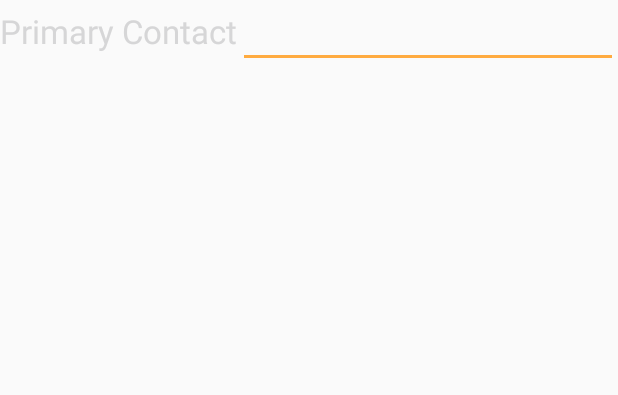
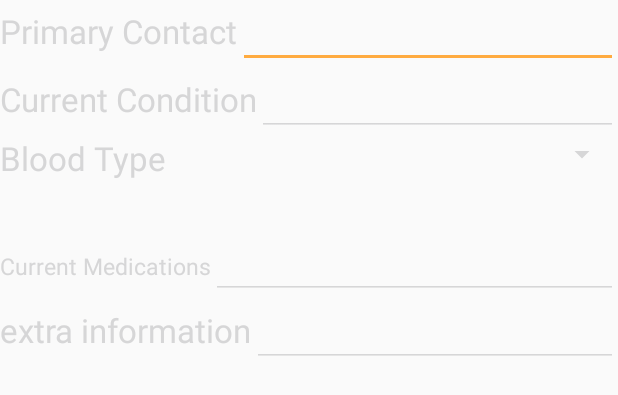
Before and after one commit to abdu355/Enqath, an Android app: the layout activity_medical.xml on its own in the app's theme, with its tools: preview values and no code run, on a phone screen of 412 x 824 dp. Shown: the top 395 px of the screen. Run offline under Robolectric (Android 15) with nearby library versions, the light colour scheme and no system bars.

Commit message:
medical profile activity created, medical info added to the user class

```diff
--- a/app/src/main/res/layout/activity_medical.xml
+++ b/app/src/main/res/layout/activity_medical.xml
@@ -25,5 +25,77 @@
 
     <TableRow
         android:layout_width="match_parent"
-        android:layout_height="match_parent"></TableRow>
+        android:layout_height="wrap_content">
+
+        <TextView
+            android:layout_width="wrap_content"
+            android:layout_height="wrap_content"
+            android:textAppearance="?android:attr/textAppearanceLarge"
+            android:text="Current Condition"
+            android:id="@+id/textView24" />
+
+        <EditText
+            android:layout_width="match_parent"
+            android:layout_height="wrap_content"
+            android:id="@+id/editText6" />
+    </TableRow>
+
+    <TableRow
+        android:layout_width="match_parent"
+        android:layout_height="63dp"
+        android:layout_gravity="center_horizontal">
+
+        <TextView
+            android:layout_width="wrap_content"
+            android:layout_height="wrap_content"
+            android:textAppearance="?android:attr/textAppearanceLarge"
+            android:text="Blood Type"
+            android:id="@+id/textView25" />
+
+        <Spinner
+            android:layout_width="wrap_content"
+            android:layout_height="wrap_content"
+            android:id="@+id/spinner3"
+            android:layout_weight="1" />
+    </TableRow>
+
+    <TableRow
+        android:layout_width="match_parent"
+        android:layout_height="wrap_content"
+        android:layout_gravity="center_horizontal">
+
+        <TextView
+            android:layout_width="wrap_content"
+            android:layout_height="wrap_content"
+            android:textAppearance="?android:attr/textAppearanceLarge"
+            android:text="Current Medications"
+            android:id="@+id/textView26"
+            android:textSize="15dp" />
+
+        <EditText
+            android:layout_width="wrap_content"
+            android:layout_height="wrap_content"
+            android:id="@+id/editText7"
+            android:layout_weight="1" />
+    </TableRow>
+
+    <TableRow
+        android:layout_width="match_parent"
+        android:layout_height="wrap_content"
+        android:layout_gravity="center_horizontal">
+
+        <TextView
+            android:layout_width="wrap_content"
+            android:layout_height="wrap_content"
+            android:textAppearance="?android:attr/textAppearanceLarge"
+            android:text="extra information"
+            android:id="@+id/textView27" />
+
+        <EditText
+            android:layout_width="match_parent"
+            android:layout_height="wrap_content"
+            android:inputType="textMultiLine"
+            android:ems="10"
+            android:id="@+id/editText8" />
+    </TableRow>
 </LinearLayout>
```
Also changed, not shown: app/src/main/java/enqath/alhussein/enqath/User.java (+96 -0 lines).
